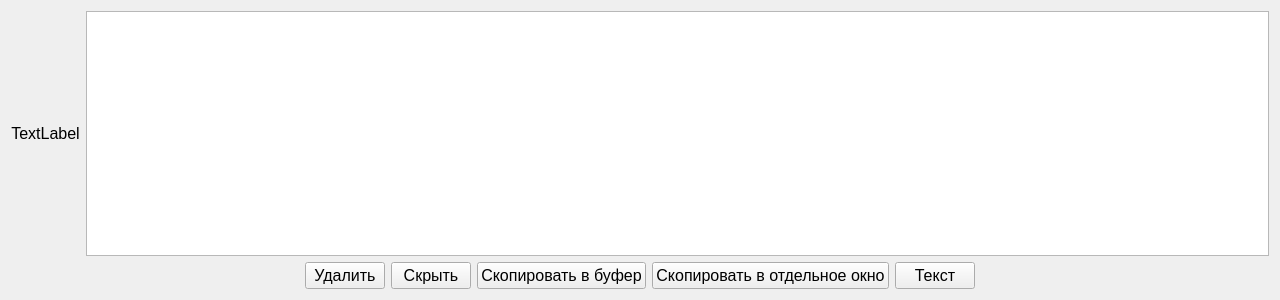
The window that src/search/itemview.ui (Vladimirsky555/QuoteBook) describes before a commit, drawn with Qt 5.
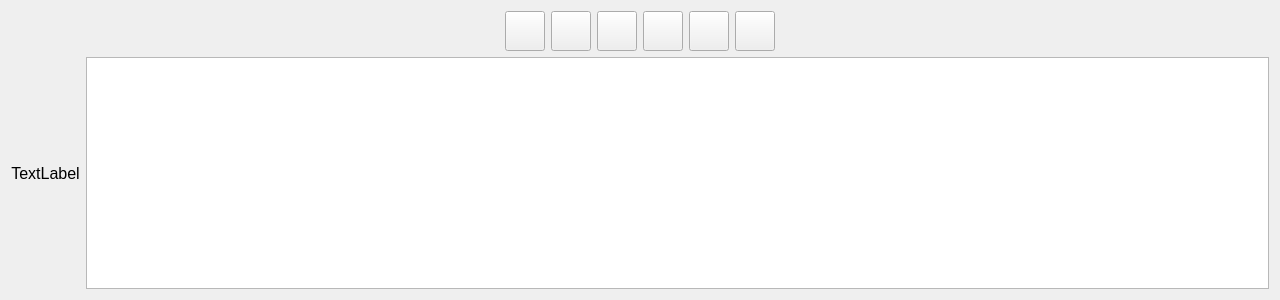
The same window after the commit. Icons and pictures are not drawn.

Diff of the .ui file:
```diff
--- a/src/search/itemview.ui
+++ b/src/search/itemview.ui
@@ -19,6 +19,174 @@
    <string>Form</string>
   </property>
   <layout class="QVBoxLayout" name="verticalLayout">
+   <item>
+    <layout class="QHBoxLayout" name="horizontalLayout_2">
+     <item>
+      <spacer name="horizontalSpacer_2">
+       <property name="orientation">
+        <enum>Qt::Horizontal</enum>
+       </property>
+       <property name="sizeHint" stdset="0">
+        <size>
+         <width>68</width>
+         <height>20</height>
+        </size>
+       </property>
+      </spacer>
+     </item>
+     <item>
+      <widget class="QToolButton" name="btnDelete">
+       <property name="minimumSize">
+        <size>
+         <width>40</width>
+         <height>40</height>
+        </size>
+       </property>
+       <property name="text">
+        <string/>
+       </property>
+       <property name="icon">
+        <iconset resource="../../bin/images.qrc">
+         <normaloff>:/images/trash.png</normaloff>:/images/trash.png</iconset>
+       </property>
+       <property name="iconSize">
+        <size>
+         <width>30</width>
+         <height>30</height>
+        </size>
+       </property>
+      </widget>
+     </item>
+     <item>
+      <widget class="QToolButton" name="btnHide">
+       <property name="minimumSize">
+        <size>
+         <width>40</width>
+         <height>40</height>
+        </size>
+       </property>
+       <property name="text">
+        <string/>
+       </property>
+       <property name="icon">
+        <iconset resource="../../bin/images.qrc">
+         <normaloff>:/images/eye.png</normaloff>:/images/eye.png</iconset>
+       </property>
+       <property name="iconSize">
+        <size>
+         <width>30</width>
+         <height>30</height>
+        </size>
+       </property>
+      </widget>
+     </item>
+     <item>
+      <widget class="QToolButton" name="btnCopyToBuffer">
+       <property name="minimumSize">
+        <size>
+         <width>40</width>
+         <height>40</height>
+        </size>
+       </property>
+       <property name="text">
+        <string/>
+       </property>
+       <property name="icon">
+        <iconset resource="../../bin/images.qrc">
+         <normaloff>:/images/copy.png</normaloff>:/images/copy.png</iconset>
+       </property>
+       <property name="iconSize">
+        <size>
+         <width>30</width>
+         <height>30</height>
+        </size>
+       </property>
+      </widget>
+     </item>
+     <item>
+      <widget class="QToolButton" name="btnCopyToWidget">
+       <property name="minimumSize">
+        <size>
+         <width>40</width>
+         <height>40</height>
+        </size>
+       </property>
+       <property name="text">
+        <string/>
+       </property>
+       <property name="icon">
+        <iconset resource="../../bin/images.qrc">
+         <normaloff>:/images/export-to-display.png</normaloff>:/images/export-to-display.png</iconset>
+       </property>
+       <property name="iconSize">
+        <size>
+         <width>30</width>
+         <height>30</height>
+        </size>
+       </property>
+      </widget>
+     </item>
+     <item>
+      <widget class="QToolButton" name="btnText">
+       <property name="minimumSize">
+        <size>
+         <width>40</width>
+         <height>40</height>
+        </size>
+       </property>
+       <property name="text">
+        <string/>
+       </property>
+       <property name="icon">
+        <iconset resource="../../bin/images.qrc">
+         <normaloff>:/images/paper.png</normaloff>:/images/paper.png</iconset>
+       </property>
+       <property name="iconSize">
+        <size>
+         <width>30</width>
+         <height>30</height>
+        </size>
+       </property>
+      </widget>
+     </item>
+     <item>
+      <widget class="QToolButton" name="btnFont">
+       <property name="minimumSize">
+        <size>
+         <width>40</width>
+         <height>40</height>
+        </size>
+       </property>
+       <property name="text">
+        <string/>
+       </property>
+       <property name="icon">
+        <iconset resource="../../bin/images.qrc">
+         <normaloff>:/images/font.png</normaloff>:/images/font.png</iconset>
+       </property>
+       <property name="iconSize">
+        <size>
+         <width>30</width>
+         <height>30</height>
+        </size>
+       </property>
+      </widget>
+     </item>
+     <item>
+      <spacer name="horizontalSpacer">
+       <property name="orientation">
+        <enum>Qt::Horizontal</enum>
+       </property>
+       <property name="sizeHint" stdset="0">
+        <size>
+         <width>38</width>
+         <height>20</height>
+        </size>
+       </property>
+      </spacer>
+     </item>
+    </layout>
+   </item>
    <item>
     <layout class="QHBoxLayout" name="horizontalLayout">
      <item>
@@ -42,91 +210,6 @@
      </item>
     </layout>
    </item>
-   <item>
-    <layout class="QHBoxLayout" name="horizontalLayout_2">
-     <item>
-      <spacer name="horizontalSpacer">
-       <property name="orientation">
-        <enum>Qt::Horizontal</enum>
-       </property>
-       <property name="sizeHint" stdset="0">
-        <size>
-         <width>38</width>
-         <height>20</height>
-        </size>
-       </property>
-      </spacer>
-     </item>
-     <item>
-      <widget class="QPushButton" name="btnDel">
-       <property name="text">
-        <string>Удалить</string>
-       </property>
-       <property name="icon">
-        <iconset resource="../../bin/images.qrc">
-         <normaloff>:/images/trash.png</normaloff>:/images/trash.png</iconset>
-       </property>
-      </widget>
-     </item>
-     <item>
-      <widget class="QPushButton" name="btnHide">
-       <property name="text">
-        <string>Скрыть</string>
-       </property>
-       <property name="icon">
-        <iconset resource="../../bin/images.qrc">
-         <normaloff>:/images/eye.png</normaloff>:/images/eye.png</iconset>
-       </property>
-      </widget>
-     </item>
-     <item>
-      <widget class="QPushButton" name="btnCopy">
-       <property name="text">
-        <string>Скопировать в буфер</string>
-       </property>
-       <property name="icon">
-        <iconset resource="../../bin/images.qrc">
-         <normaloff>:/images/copy.png</normaloff>:/images/copy.png</iconset>
-       </property>
-      </widget>
-     </item>
-     <item>
-      <widget class="QPushButton" name="btnCopyToWidget">
-       <property name="text">
-        <string>Скопировать в отдельное окно</string>
-       </property>
-       <property name="icon">
-        <iconset resource="../../bin/images.qrc">
-         <normaloff>:/images/export-to-display.png</normaloff>:/images/export-to-display.png</iconset>
-       </property>
-      </widget>
-     </item>
-     <item>
-      <widget class="QPushButton" name="btnText">
-       <property name="text">
-        <string>Текст</string>
-       </property>
-       <property name="icon">
-        <iconset resource="../../bin/images.qrc">
-         <normaloff>:/images/paper.png</normaloff>:/images/paper.png</iconset>
-       </property>
-      </widget>
-     </item>
-     <item>
-      <spacer name="horizontalSpacer_2">
-       <property name="orientation">
-        <enum>Qt::Horizontal</enum>
-       </property>
-       <property name="sizeHint" stdset="0">
-        <size>
-         <width>68</width>
-         <height>20</height>
-        </size>
-       </property>
-      </spacer>
-     </item>
-    </layout>
-   </item>
   </layout>
  </widget>
  <resources>
```
Left out of the diff: 72 changed lines with no effect on the pictures.
